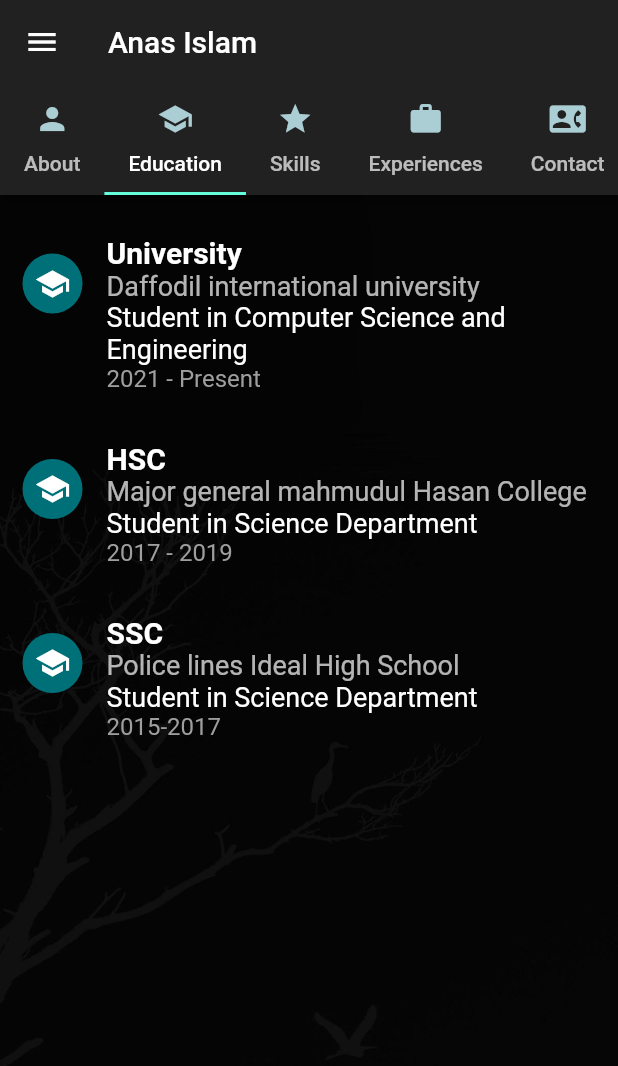
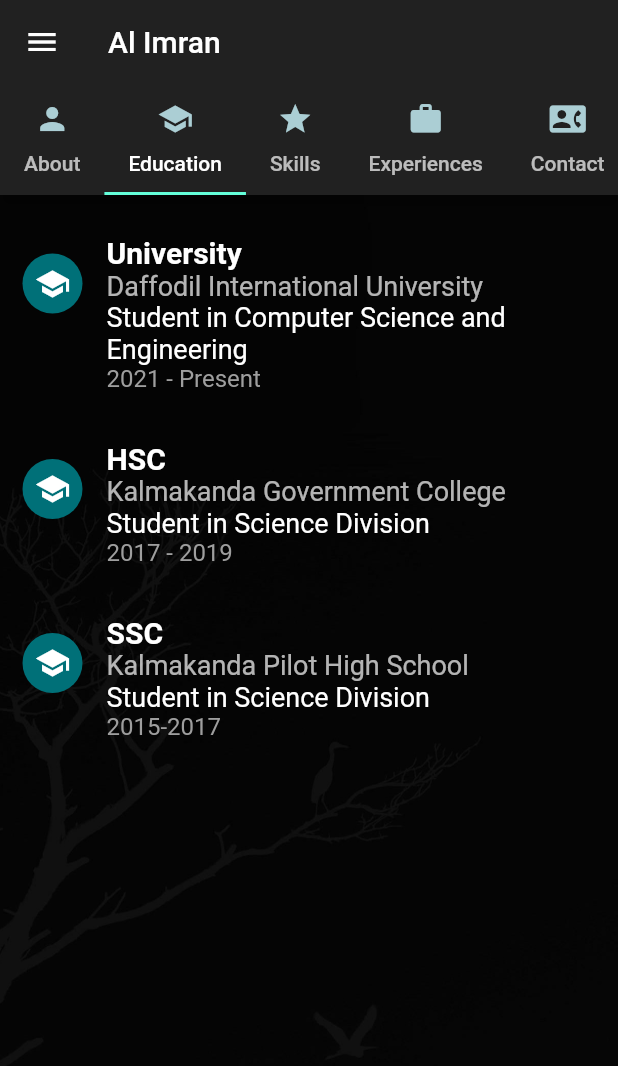
Before and after one commit to ImranAvenger/LabFinal211-15-3986, a Flutter app: the screen it shows after launch, tab 2 chosen, on a phone screen of 412 x 824 dp. Shown: the top 1066 px of the screen. Run offline on Flutter 3.47's test engine with Material 2 defaults, Android fonts, the phone set to English and light mode, and no system bars; our stand-ins replace geocoding, geolocator, get, math_expressions, shared_preferences, sleek_circular_slider; missing offline and left inert: geolocator_web.

Commit message:
File(s) added

```diff
--- a/lib/Fragment/About.dart
+++ b/lib/Fragment/About.dart
@@ -39,14 +39,14 @@ class About extends StatelessWidget {
                     crossAxisAlignment: CrossAxisAlignment.start,
                     children: <Widget>[
                       Text(
-                        "Rakibul Islam Anas",
+                        "Al Imran",
                         style: TextStyle(
                             fontSize: 25,
                             color: Colors.white,
                             fontFamily: "Roboto"),
                       ),
                       Text(
-                        "Mern Stack developer",
+                        "Programmer | Machine Learning Enthusiast",
                         style: TextStyle(
                             fontSize: 14,
                             color: Colors.white70,
@@ -74,7 +74,7 @@ class About extends StatelessWidget {
                           width: 15,
                         ),
                         Text(
-                          "B.sc in CSE",
+                          "Bachelor Science in Computer Science and Engineering",
                           style: TextStyle(
                               fontSize: 18,
                               color: Colors.white70,
@@ -118,7 +118,7 @@ class About extends StatelessWidget {
                           width: 15,
                         ),
                         Text(
-                          "anas15-3935@diu.edu.bd",
+                          "imran15-3935@diu.edu.bd",
                           style: TextStyle(
                               fontSize: 18,
                               color: Colors.white70,
@@ -140,7 +140,7 @@ class About extends StatelessWidget {
                           width: 15,
                         ),
                         Text(
-                          "+8808594598667",
+                          "+8809665552222",
                           style: TextStyle(
                               fontSize: 18,
                               color: Colors.white70,
@@ -157,7 +157,7 @@ class About extends StatelessWidget {
               Padding(
                 padding: EdgeInsets.all(8),
                 child: Text(
-                  "I am a quick learner and a dedicated programmer with substantial web and software development expertise. I like trying out new technologies and learning.",
+                  "Passionate about the endless possibilities that machine learning unlocks, I am on a journey to explore and contribute to the exciting world of artificial intelligence. With a foundation in Computer Science and Engineering, I am driven by the curiosity to unravel the potential of data and algorithms in creating intelligent systems.",
                   style: TextStyle(
                       fontSize: 15,
                       color: Color.fromARGB(255, 255, 255, 255),
@@ -168,7 +168,7 @@ class About extends StatelessWidget {
                 height: 10,
               ),
               Text(
-                "Created By Rakibul Islam Anas",
+                "Created By Al Imran",
                 style: TextStyle(
                     fontSize: 15,
                     color: Color.fromARGB(255, 171, 206, 212),
--- a/lib/Fragment/Contact.dart
+++ b/lib/Fragment/Contact.dart
@@ -21,22 +21,22 @@ class Contact extends StatelessWidget {
               _buildExperienceTile(
                 company: "Phone",
                 icon: Icons.phone,
-                role: "018564378448",
+                role: "+8809665552222",
               ),
               _buildExperienceTile(
                 company: "Email",
                 icon: Icons.mail,
-                role: "anas15-3935@diu.edu.bd",
+                role: "imran15-3935@diu.edu.bd",
               ),
               _buildExperienceTile(
                 company: "Facebook",
                 icon: Icons.facebook,
-                role: "Rakibul Islam Anas",
+                role: "Al Imran",
               ),
               _buildExperienceTile(
                 company: "Linkedin",
                 icon: Icons.link,
-                role: "Rakibul Islam Anas",
+                role: "Al Imran",
               ),
             ],
           ),
--- a/lib/Fragment/Education.dart
+++ b/lib/Fragment/Education.dart
@@ -21,22 +21,22 @@ class Education extends StatelessWidget {
               _buildExperienceTile(
                 education: "University",
                 icon: Icons.school_sharp,
-                name: "Daffodil international university",
+                name: "Daffodil International University",
                 department: "Student in Computer Science and Engineering",
                 years: "2021 - Present",
               ),
               _buildExperienceTile(
                 education: "HSC",
                 icon: Icons.school_sharp,
-                name: "Major general mahmudul Hasan College",
-                department: "Student in Science Department",
+                name: "Kalmakanda Government College",
+                department: "Student in Science Division",
                 years: "2017 - 2019",
               ),
               _buildExperienceTile(
                 education: "SSC",
                 icon: Icons.school_sharp,
-                name: "Police lines Ideal High School",
-                department: "Student in Science Department",
+                name: "Kalmakanda Pilot High School",
+                department: "Student in Science Division",
                 years: "2015-2017",
               ),
             ],
--- a/lib/main.dart
+++ b/lib/main.dart
@@ -36,7 +36,7 @@ class HomeActivity extends StatelessWidget {
       child: Scaffold(
         appBar: AppBar(
           title: Text(
-            "Anas Islam",
+            "Al Imran",
             style: Theme.of(context).textTheme.titleLarge!,
           ),
           backgroundColor: Theme.of(context).primaryColor,
@@ -83,7 +83,7 @@ class HomeActivity extends StatelessWidget {
                       color: Color.fromARGB(221, 4, 22, 50)),
                   child: UserAccountsDrawerHeader(
                     accountName: const Text(
-                      "Rakibul Islam Anas",
+                      "Al Imran",
                       style: TextStyle(
                         fontSize: 20,
                         fontWeight: FontWeight.bold,
@@ -91,7 +91,7 @@ class HomeActivity extends StatelessWidget {
                       ),
                     ),
                     accountEmail: const Text(
-                      "anas15-3935@diu.edu.bd",
+                      "imran15-3935@diu.edu.bd",
                       style: TextStyle(
                         fontSize: 14,
                         color: Colors.white,
```
Also changed, not shown: lib/Fragment/Experiences.dart (+2 -8 lines), lib/Fragment/Skills.dart (+3 -5 lines), lib/Assets/images/my_phot.jpg, lib/Assets/images/photo_2023-09-30_14-47-39.jpg.
